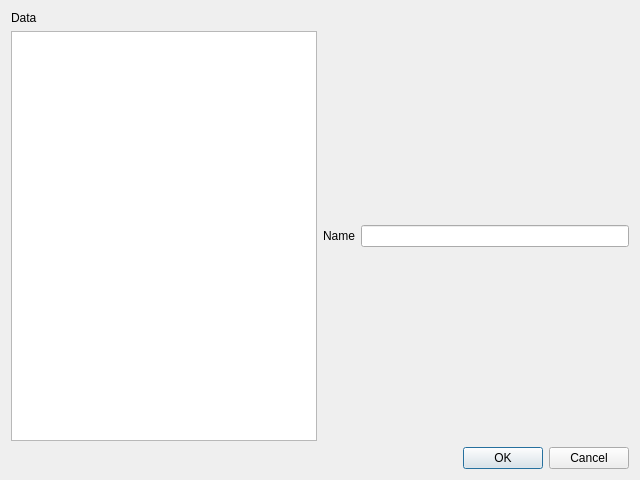
Before: the Qt Designer form QDataVis/Headers/PointWindow.ui in jondef/QDataVis, drawn with Qt 5.
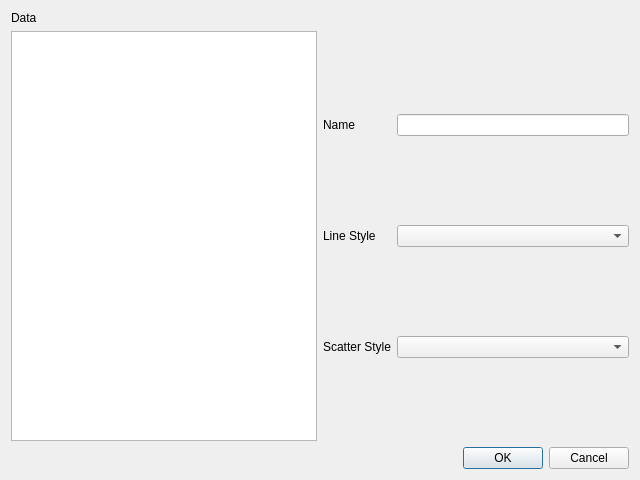
After: the same form once the commit is applied.

Commit message: added point graph options

Patch:
```diff
--- a/QDataVis/Headers/PointWindow.ui
+++ b/QDataVis/Headers/PointWindow.ui
@@ -25,16 +25,36 @@
     <widget class="QTextEdit" name="textEdit_graphPoints"/>
    </item>
    <item row="1" column="1">
-    <layout class="QHBoxLayout" name="horizontalLayout">
-     <item>
+    <layout class="QGridLayout" name="gridLayout_2">
+     <item row="1" column="0">
+      <widget class="QLabel" name="label_3">
+       <property name="text">
+        <string>Line Style</string>
+       </property>
+      </widget>
+     </item>
+     <item row="0" column="1">
+      <widget class="QLineEdit" name="lineEdit_graphName"/>
+     </item>
+     <item row="0" column="0">
       <widget class="QLabel" name="label_2">
        <property name="text">
         <string>Name</string>
        </property>
       </widget>
      </item>
-     <item>
-      <widget class="QLineEdit" name="lineEdit_graphName"/>
+     <item row="2" column="1">
+      <widget class="QComboBox" name="comboBox_scatterStyle"/>
+     </item>
+     <item row="2" column="0">
+      <widget class="QLabel" name="label_4">
+       <property name="text">
+        <string>Scatter Style</string>
+       </property>
+      </widget>
+     </item>
+     <item row="1" column="1">
+      <widget class="QComboBox" name="comboBox_lineStyle"/>
      </item>
     </layout>
    </item>
```
Left out of the diff: 26 changed lines with no effect on the pictures. The commit also changes 1 other file.
